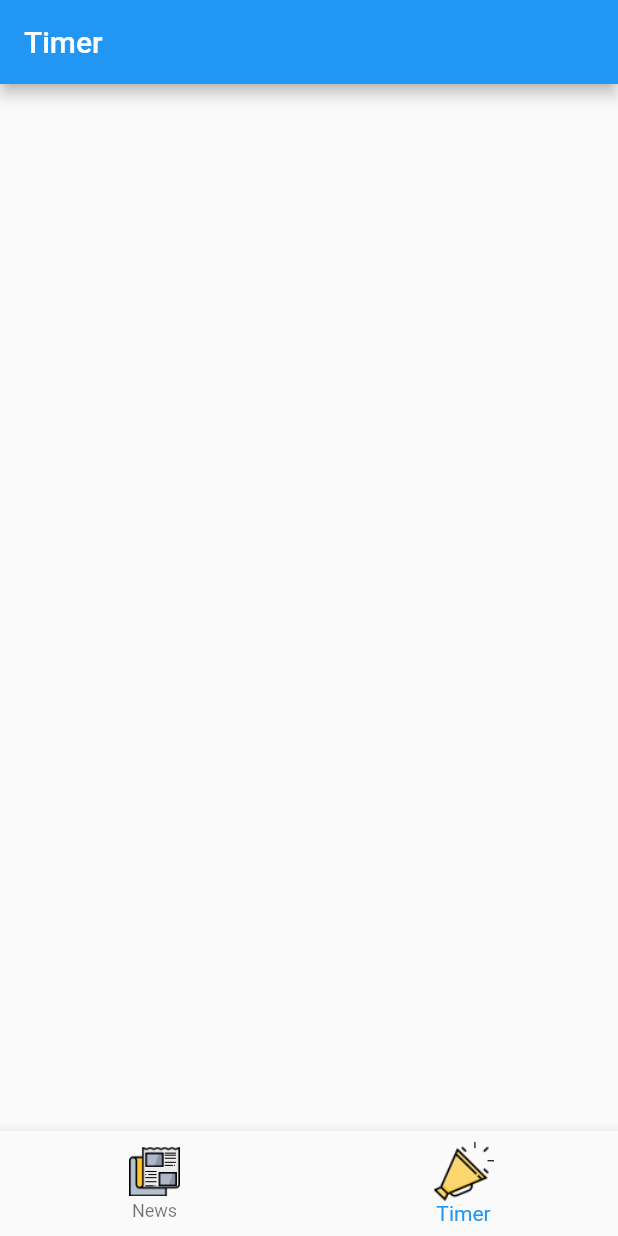
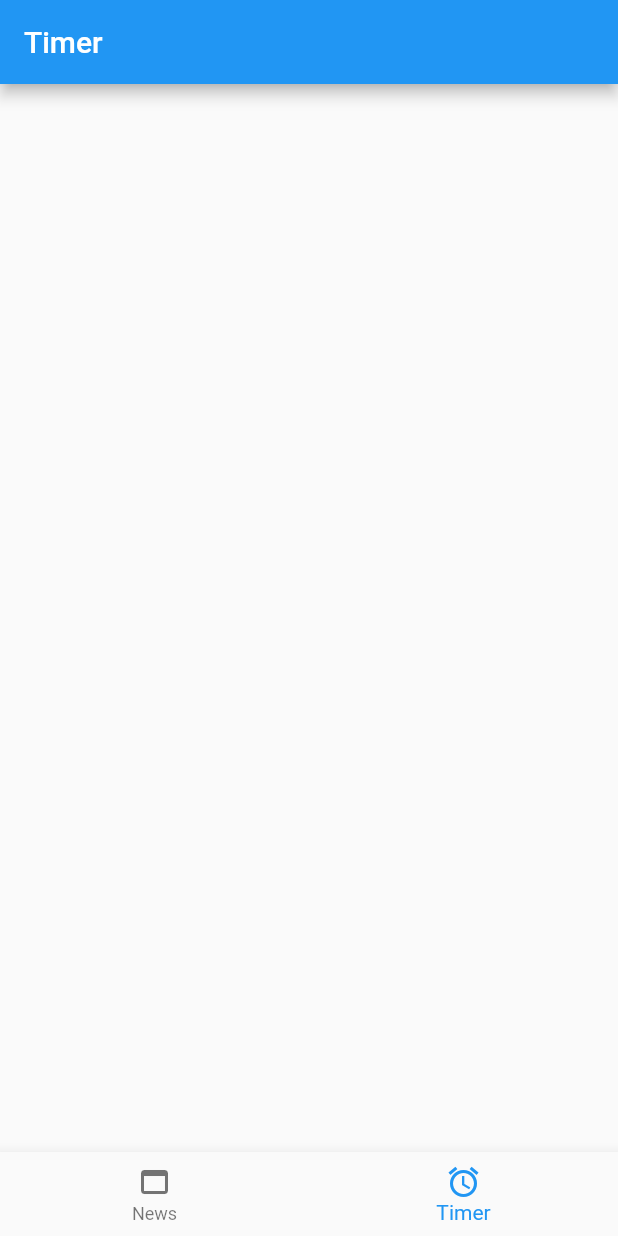
Before and after one commit to Ddarkbooked/HLACountdown, a Flutter app: the screen it shows after launch, on a phone screen of 412 x 824 dp. Run offline on Flutter 3.47's test engine with Material 2 defaults, Android fonts, the phone set to English and light mode, and no system bars.

Commit message:
changed navigation bar icons.

```diff
--- a/lib/home_widget.dart
+++ b/lib/home_widget.dart
@@ -23,19 +23,13 @@ class _HomeState extends State<Home> {
           currentIndex: _currentIndex,
           items: [
             BottomNavigationBarItem(
-                activeIcon: Image.asset('assets/images/newspaper.png',
-                    width: 40, height: 40),
-                icon: Image.asset('assets/images/newspaper.png',
-                    width: 34, height: 34),
-                title: Text(
-                  'News',
-                )),
+              icon: Icon(Icons.web_asset),
+              title: Text('News'),
+            ),
             BottomNavigationBarItem(
-                activeIcon: Image.asset('assets/images/megaphone.png',
-                    width: 40, height: 40),
-                icon: Image.asset('assets/images/megaphone.png',
-                    width: 34, height: 34),
-                title: Text('Timer'))
+              icon: Icon(Icons.access_alarm),
+              title: Text('Timer'),
+            )
           ],
         ),
       );
```
